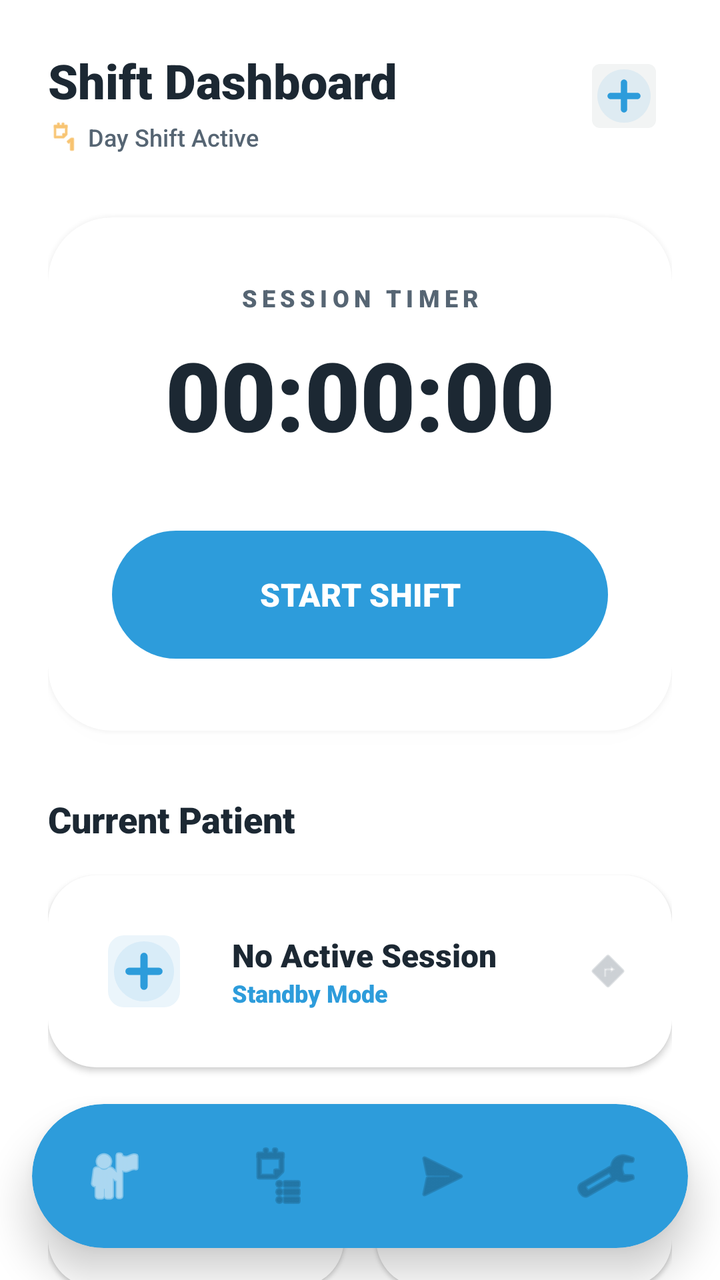
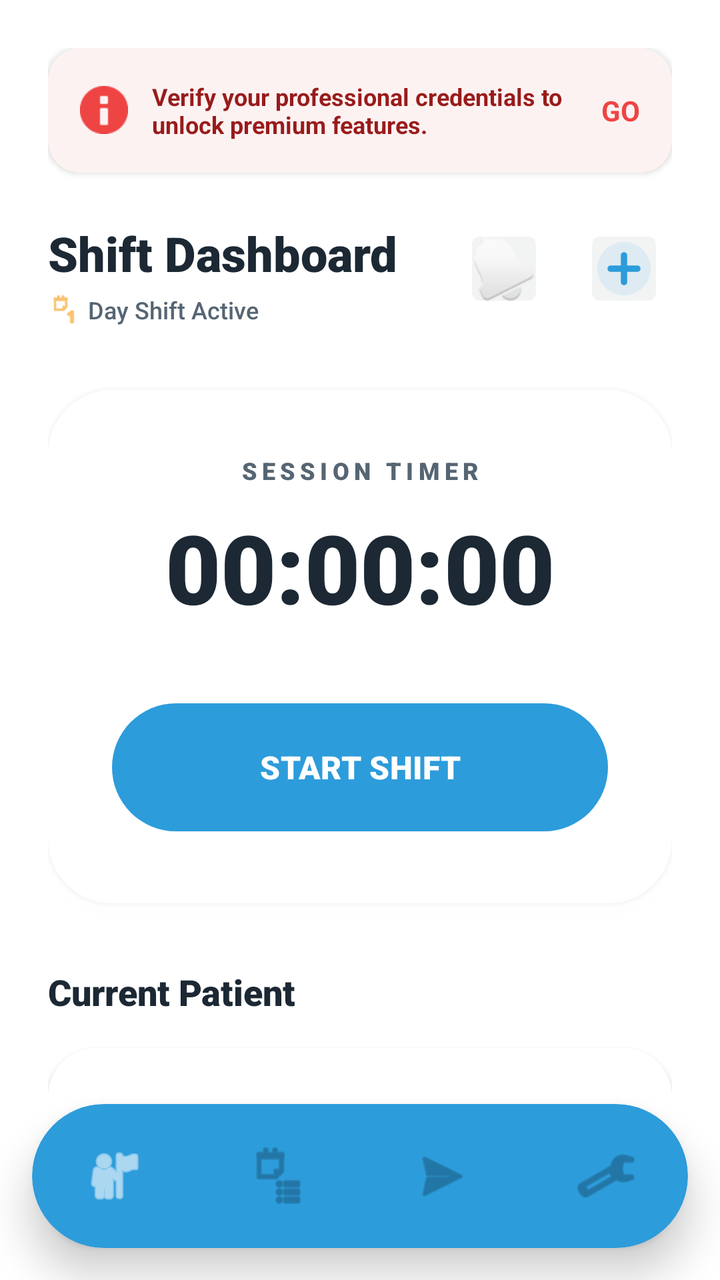

Screens rendered from an Android XML layout before and after an edit, with the pre-edit source and the edit as a unified diff.
<!-- AndroidManifest.xml: application theme Theme.CaregiverManagementSystem -->
<!-- res/layout/activity_caregiver.xml -->
<?xml version="1.0" encoding="utf-8"?>
 
<androidx.coordinatorlayout.widget.CoordinatorLayout xmlns:android="http://schemas.android.com/apk/res/android"
    xmlns:app="http://schemas.android.com/apk/res-auto"
    android:layout_width="match_parent"
    android:layout_height="match_parent"
    android:background="@color/white">

    <androidx.core.widget.NestedScrollView
        android:layout_width="match_parent"
        android:layout_height="match_parent"
        android:clipToPadding="false"
        android:paddingBottom="100dp">

        <LinearLayout
            android:layout_width="match_parent"
            android:layout_height="wrap_content"
            android:orientation="vertical"
            android:padding="24dp">

            
            <RelativeLayout
                android:layout_width="match_parent"
                android:layout_height="wrap_content"
                android:layout_marginBottom="32dp">

                <LinearLayout
                    android:layout_width="wrap_content"
                    android:layout_height="wrap_content"
                    android:orientation="vertical">
                    <TextView
                        android:layout_width="wrap_content"
                        android:layout_height="wrap_content"
                        android:text="Shift Dashboard"
                        android:textColor="@color/med_text_primary"
                        android:textSize="24sp"
                        android:fontFamily="sans-serif-black" />
                    <LinearLayout
                        android:layout_width="match_parent"
                        android:layout_height="wrap_content"
                        android:orientation="horizontal"
                        android:gravity="center_vertical"
                        android:layout_marginTop="4dp">
                        <ImageView
                            android:id="@+id/ivDayNight"
                            android:layout_width="16dp"
                            android:layout_height="16dp"
                            android:src="@android:drawable/ic_menu_day"
                            android:tint="@color/med_amber_warning" />
                        <TextView
                            android:layout_width="wrap_content"
                            android:layout_height="wrap_content"
                            android:text="Day Shift Active"
                            android:textColor="@color/med_text_secondary"
                            android:textSize="12sp"
                            android:fontFamily="sans-serif-medium"
                            android:layout_marginStart="4dp" />
                    </LinearLayout>
                </LinearLayout>

                <com.google.android.material.imageview.ShapeableImageView
                    android:id="@+id/btnSettings"
                    android:layout_width="48dp"
                    android:layout_height="48dp"
                    android:layout_alignParentRight="true"
                    android:src="@drawable/ic_medical_brand"
                    android:padding="8dp"
                    android:background="@color/med_soft_gray"
                    android:clickable="true"
                    android:focusable="true"
                    app:shapeAppearanceOverlay="@style/ShapeAppearance.Material3.SmallComponent" />
            </RelativeLayout>

            
            <androidx.cardview.widget.CardView
                android:layout_width="match_parent"
                android:layout_height="wrap_content"
                app:cardCornerRadius="32dp"
                app:cardElevation="6dp"
                android:layout_marginBottom="32dp"
                app:cardBackgroundColor="@color/white">
                <LinearLayout
                    android:layout_width="match_parent"
                    android:layout_height="wrap_content"
                    android:orientation="vertical"
                    android:padding="32dp"
                    android:gravity="center">

                    <TextView
                        android:layout_width="wrap_content"
                        android:layout_height="wrap_content"
                        android:text="SESSION TIMER"
                        android:textColor="@color/med_text_secondary"
                        android:textSize="12sp"
                        android:fontFamily="sans-serif-black"
                        android:letterSpacing="0.2" />

                    <TextView
                        android:id="@+id/tvShiftTimer"
                        android:layout_width="wrap_content"
                        android:layout_height="wrap_content"
                        android:text="00:00:00"
                        android:textColor="@color/med_text_primary"
                        android:textSize="48sp"
                        android:fontFamily="sans-serif-black"
                        android:layout_marginTop="8dp" />

                    <com.google.android.material.button.MaterialButton
                        android:id="@+id/btnClockInOut"
                        android:layout_width="match_parent"
                        android:layout_height="72dp"
                        android:layout_marginTop="32dp"
                        android:text="START SHIFT"
                        android:textColor="@color/white"
                        android:textSize="16sp"
                        android:fontFamily="sans-serif-black"
                        app:backgroundTint="@color/med_teal_primary"
                        app:cornerRadius="36dp"
                        app:elevation="8dp" />
                </LinearLayout>
            </androidx.cardview.widget.CardView>

            
            <TextView
                android:layout_width="wrap_content"
                android:layout_height="wrap_content"
                android:text="Current Patient"
                android:textColor="@color/med_text_primary"
                android:textSize="18sp"
                android:fontFamily="sans-serif-black"
                android:layout_marginBottom="16dp" />

            <LinearLayout
                android:id="@+id/layoutCurrentPatient"
                android:layout_width="match_parent"
                android:layout_height="wrap_content"
                android:background="@drawable/bg_soft_card"
                android:padding="20dp"
                android:orientation="horizontal"
                android:gravity="center_vertical"
                android:layout_marginBottom="32dp"
                android:elevation="2dp">
                <com.google.android.material.imageview.ShapeableImageView
                    android:layout_width="56dp"
                    android:layout_height="56dp"
                    android:src="@drawable/ic_medical_brand"
                    android:padding="10dp"
                    android:background="@color/med_blue_bg"
                    app:shapeAppearanceOverlay="@style/ShapeAppearance.Material3.MediumComponent" />
                <LinearLayout
                    android:layout_width="0dp"
                    android:layout_height="wrap_content"
                    android:layout_weight="1"
                    android:orientation="vertical"
                    android:layout_marginStart="16dp">
                    <TextView
                        android:id="@+id/tvCurrentPatientName"
                        android:layout_width="wrap_content"
                        android:layout_height="wrap_content"
                        android:text="No Active Session"
                        android:textColor="@color/med_text_primary"
                        android:textSize="16sp"
                        android:fontFamily="sans-serif-black" />
                    <TextView
                        android:id="@+id/tvCurrentPatientAilment"
                        android:layout_width="wrap_content"
                        android:layout_height="wrap_content"
                        android:text="Standby Mode"
                        android:textColor="@color/med_teal_primary"
                        android:textSize="12sp"
                        android:fontFamily="sans-serif-black" />
                </LinearLayout>
                <ImageView
                    android:layout_width="24dp"
                    android:layout_height="24dp"
                    android:src="@android:drawable/ic_menu_directions"
                    android:tint="@color/med_text_hint" />
            </LinearLayout>

            
            <LinearLayout
                android:layout_width="match_parent"
                android:layout_height="wrap_content"
                android:orientation="horizontal"
                android:layout_marginBottom="32dp">
                <LinearLayout
                    android:layout_width="0dp"
                    android:layout_height="wrap_content"
                    android:layout_weight="1"
                    android:background="@drawable/bg_soft_card"
                    android:padding="20dp"
                    android:orientation="vertical"
                    android:elevation="1dp"
                    android:layout_marginEnd="8dp">
                    <TextView
                        android:layout_width="wrap_content"
                        android:layout_height="wrap_content"
                        android:text="TODAY'S EARNINGS"
                        android:textColor="@color/med_text_secondary"
                        android:textSize="10sp"
                        android:fontFamily="sans-serif-black"
                        android:letterSpacing="0.1" />
                    <TextView
                        android:id="@+id/tvTodayEarnings"
                        android:layout_width="wrap_content"
                        android:layout_height="wrap_content"
                        android:text="KSh 0"
                        android:textColor="@color/med_mint_success"
                        android:textSize="18sp"
                        android:fontFamily="sans-serif-black" />
                </LinearLayout>
                <LinearLayout
                    android:id="@+id/btnWithdraw"
                    android:layout_width="0dp"
                    android:layout_height="wrap_content"
                    android:layout_weight="1"
                    android:background="@drawable/bg_soft_card"
                    android:padding="20dp"
                    android:orientation="vertical"
                    android:elevation="1dp"
                    android:layout_marginStart="8dp"
                    android:clickable="true"
                    android:focusable="true"
                    android:foreground="?attr/selectableItemBackground">
                    <TextView
                        android:layout_width="wrap_content"
                        android:layout_height="wrap_content"
                        android:text="PENDING PAYOUT"
                        android:textColor="@color/med_text_secondary"
                        android:textSize="10sp"
                        android:fontFamily="sans-serif-black"
                        android:letterSpacing="0.1" />
                    <TextView
                        android:id="@+id/tvBalance"
                        android:layout_width="wrap_content"
                        android:layout_height="wrap_content"
                        android:text="KSh 4,800"
                        android:textColor="@color/med_text_primary"
                        android:textSize="18sp"
                        android:fontFamily="sans-serif-black" />
                </LinearLayout>
            </LinearLayout>

            
            <TextView
                android:layout_width="wrap_content"
                android:layout_height="wrap_content"
                android:text="Upcoming Assignments"
                android:textColor="@color/med_text_primary"
                android:textSize="18sp"
                android:fontFamily="sans-serif-black"
                android:layout_marginBottom="16dp" />

            <androidx.recyclerview.widget.RecyclerView
                android:id="@+id/rvShifts"
                android:layout_width="match_parent"
                android:layout_height="wrap_content"
                android:nestedScrollingEnabled="false" />

        </LinearLayout>
    </androidx.core.widget.NestedScrollView>

    
    <androidx.cardview.widget.CardView
        android:layout_width="match_parent"
        android:layout_height="72dp"
        android:layout_gravity="bottom"
        android:layout_margin="16dp"
        app:cardCornerRadius="36dp"
        app:cardElevation="12dp"
        app:cardBackgroundColor="@color/med_teal_primary">
        <LinearLayout
            android:layout_width="match_parent"
            android:layout_height="match_parent"
            android:orientation="horizontal"
            android:gravity="center">
            <ImageButton
                android:layout_width="0dp"
                android:layout_height="match_parent"
                android:layout_weight="1"
                android:src="@android:drawable/ic_menu_myplaces"
                android:background="?attr/selectableItemBackgroundBorderless"
                android:tint="@color/white" />
            <ImageButton
                android:layout_width="0dp"
                android:layout_height="match_parent"
                android:layout_weight="1"
                android:src="@android:drawable/ic_menu_agenda"
                android:background="?attr/selectableItemBackgroundBorderless"
                android:tint="@color/med_teal_dark" />
            <ImageButton
                android:layout_width="0dp"
                android:layout_height="match_parent"
                android:layout_weight="1"
                android:src="@android:drawable/ic_menu_send"
                android:background="?attr/selectableItemBackgroundBorderless"
                android:tint="@color/med_teal_dark" />
            <ImageButton
                android:layout_width="0dp"
                android:layout_height="match_parent"
                android:layout_weight="1"
                android:src="@android:drawable/ic_menu_manage"
                android:background="?attr/selectableItemBackgroundBorderless"
                android:tint="@color/med_teal_dark" />
        </LinearLayout>
    </androidx.cardview.widget.CardView>

</androidx.coordinatorlayout.widget.CoordinatorLayout>
<!-- resources referenced by this layout -->
<resources>
  <color name="med_amber_warning">#F39C12</color>
  <color name="med_blue_bg">#EBF5FB</color>
  <color name="med_mint_success">#27AE60</color>
  <color name="med_soft_gray">#F2F4F4</color>
  <color name="med_teal_dark">#1B5D83</color>
  <color name="med_teal_primary">#2D9CDB</color>
  <color name="med_text_hint">#ABB2B9</color>
  <color name="med_text_primary">#1C2833</color>
  <color name="med_text_secondary">#566573</color>
  <color name="white">#FFFFFFFF</color>
  <!-- drawable bg_soft_card (drawable) -->
  <?xml version="1.0" encoding="utf-8"?>
  <ripple xmlns:android="http://schemas.android.com/apk/res/android"
      android:color="#1A000000">
      <item>
          <shape android:shape="rectangle">
              <solid android:color="@color/white" />
              <corners android:radius="24dp" />
          </shape>
      </item>
  </ripple>
  <!-- drawable ic_medical_brand (drawable) -->
  <vector xmlns:android="http://schemas.android.com/apk/res/android"
      android:width="120dp"
      android:height="120dp"
      android:viewportWidth="120"
      android:viewportHeight="120">
      
      <path
          android:fillColor="@color/med_teal_primary"
          android:pathData="M60,10A50,50 0,1 1,59.99 10Z"
          android:fillAlpha="0.1"/>
      
      <path
          android:fillColor="@color/med_teal_primary"
          android:pathData="M60,35 L60,85 M35,60 L85,60"
          android:strokeColor="@color/med_teal_primary"
          android:strokeWidth="12"
          android:strokeLineCap="round"/>
  </vector>
  <style name="Theme.CaregiverManagementSystem" parent="Theme.Material3.DayNight.NoActionBar">
          
          <item name="colorPrimary">@color/med_teal_primary</item>
          <item name="colorOnPrimary">@color/white</item>
          <item name="colorPrimaryContainer">@color/med_teal_primary</item>
          <item name="colorOnPrimaryContainer">@color/white</item>
  
          
          <item name="colorSecondary">@color/med_mint_success</item>
          <item name="colorOnSecondary">@color/white</item>
          <item name="colorSecondaryContainer">@color/med_mint_soft</item>
          <item name="colorOnSecondaryContainer">@color/med_text_primary</item>
  
          
          <item name="android:statusBarColor">@color/white</item>
          <item name="android:windowLightStatusBar">true</item>
          
          
          <item name="android:windowBackground">@color/white</item>
          <item name="colorSurface">@color/white</item>
          <item name="colorOnSurface">@color/med_text_primary</item>
      </style>
  <color name="med_mint_soft">#D1F2EB</color>
</resources>

<!-- the commit's change to res/layout/activity_caregiver.xml (unified diff, before → after) -->
@@ -17,6 +17,43 @@
             android:layout_height="wrap_content"
             android:orientation="vertical"
             android:padding="24dp">
+
+            <androidx.cardview.widget.CardView
+                android:id="@+id/cvVerificationBanner"
+                android:layout_width="match_parent"
+                android:layout_height="wrap_content"
+                app:cardCornerRadius="16dp"
+                android:layout_marginBottom="24dp"
+                app:cardBackgroundColor="#FDF2F2">
+                <LinearLayout
+                    android:layout_width="match_parent"
+                    android:layout_height="wrap_content"
+                    android:orientation="horizontal"
+                    android:padding="16dp"
+                    android:gravity="center_vertical">
+                    <ImageView
+                        android:layout_width="24dp"
+                        android:layout_height="24dp"
+                        android:src="@android:drawable/ic_dialog_info"
+                        android:tint="#EF4444"/>
+                    <TextView
+                        android:layout_width="0dp"
+                        android:layout_height="wrap_content"
+                        android:layout_weight="1"
+                        android:layout_marginStart="12dp"
+                        android:text="Verify your professional credentials to unlock premium features."
+                        android:textColor="#991B1B"
+                        android:textSize="12sp"
+                        android:textStyle="bold"/>
+                    <TextView
+                        android:layout_width="wrap_content"
+                        android:layout_height="wrap_content"
+                        android:text="GO"
+                        android:textColor="#EF4444"
+                        android:textStyle="bold"
+                        android:layout_marginStart="8dp"/>
+                </LinearLayout>
+            </androidx.cardview.widget.CardView>
 
             
             <RelativeLayout
@@ -57,6 +94,19 @@
                             android:layout_marginStart="4dp" />
                     </LinearLayout>
                 </LinearLayout>
+
+                <com.google.android.material.imageview.ShapeableImageView
+                    android:id="@+id/btnNotifications"
+                    android:layout_width="48dp"
+                    android:layout_height="48dp"
+                    android:layout_toLeftOf="@id/btnSettings"
+                    android:layout_marginEnd="12dp"
+                    android:src="@android:drawable/ic_popup_reminder"
+                    android:padding="8dp"
+                    android:background="@color/med_soft_gray"
+                    android:clickable="true"
+                    android:focusable="true"
+                    app:shapeAppearanceOverlay="@style/ShapeAppearance.Material3.SmallComponent" />
 
                 <com.google.android.material.imageview.ShapeableImageView
                     android:id="@+id/btnSettings"
